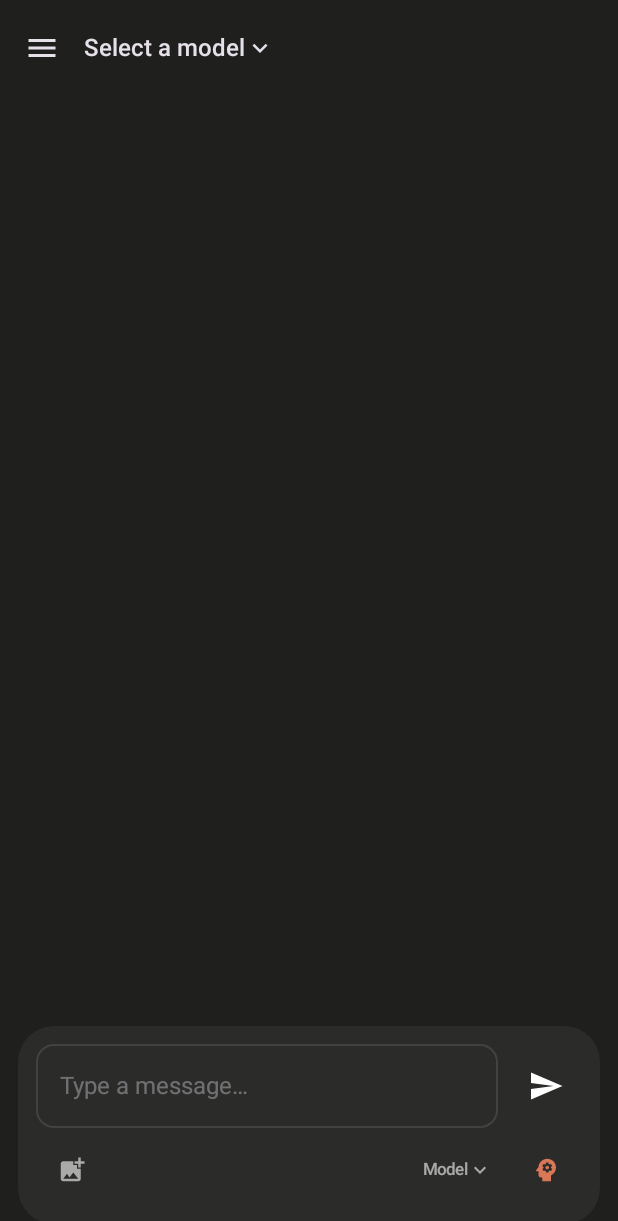
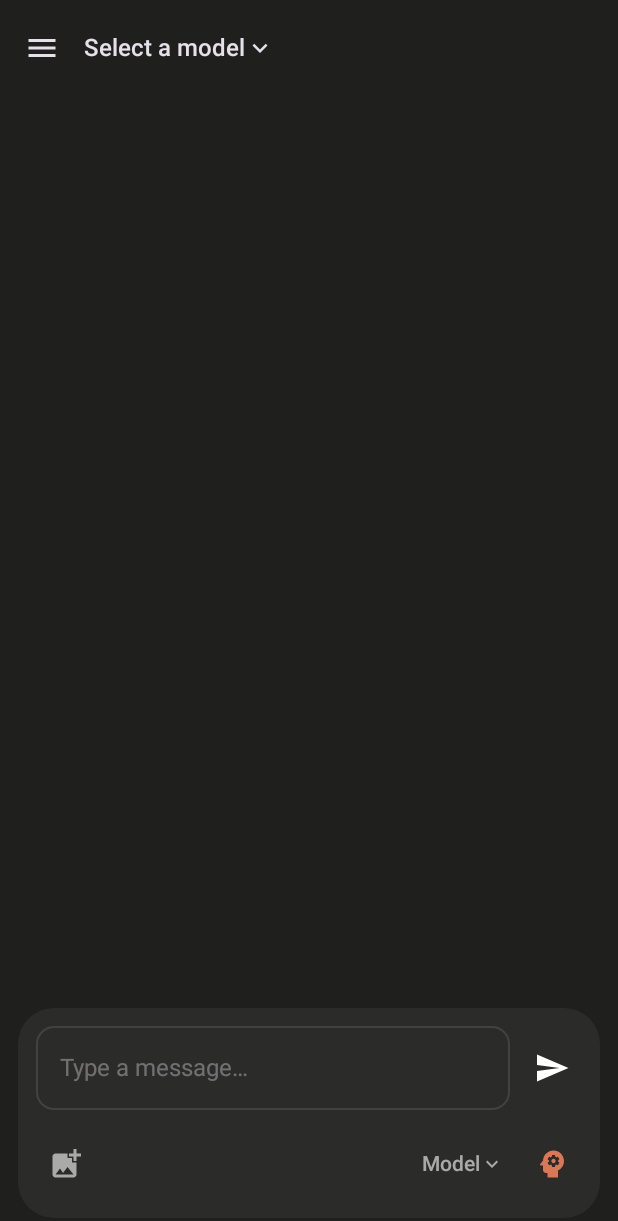
Before and after one commit to cotizcesar/warped, an Android app built with Jetpack Compose: the screen it shows after launch (MainActivity), on a phone screen of 412 x 824 dp. Shown: the top 1221 px of the screen. Run offline under Robolectric (Android 15) with nearby library versions, the light colour scheme and no system bars; our stand-ins replace Dagger/Hilt's generated code, Room's generated code, Timber; 4 statements that could not run were skipped.

Commit message:
fix: equal padding, bigger icons, no input borders, model button opens top bar dropdown

```diff
--- a/app/src/main/java/com/warped/ui/chat/components/ChatInputBar.kt
+++ b/app/src/main/java/com/warped/ui/chat/components/ChatInputBar.kt
@@ -1,5 +1,6 @@
 package com.warped.ui.chat.components
 
+import androidx.compose.foundation.layout.navigationBarsPadding
 import androidx.compose.foundation.layout.*
 import androidx.compose.material.icons.Icons
 import androidx.compose.material.icons.automirrored.filled.Send
@@ -8,7 +9,7 @@ import androidx.compose.material.icons.filled.KeyboardArrowDown
 import androidx.compose.material.icons.filled.Psychology
 import androidx.compose.material.icons.filled.Stop
 import androidx.compose.material3.*
-import androidx.compose.runtime.Composable
+import androidx.compose.runtime.*
 import androidx.compose.ui.Alignment
 import androidx.compose.ui.Modifier
 import androidx.compose.ui.graphics.Color
@@ -34,7 +35,8 @@ fun ChatInputBar(
         shape = MaterialTheme.shapes.extraLarge,
         modifier = Modifier
             .fillMaxWidth()
-            .padding(horizontal = 12.dp, vertical = 8.dp)
+            .navigationBarsPadding()
+            .padding(12.dp)
     ) {
         Column(modifier = Modifier.padding(12.dp)) {
             // Row 1: Text input + send/stop button
@@ -59,42 +61,42 @@ fun ChatInputBar(
                 )
                 Spacer(Modifier.width(8.dp))
                 if (isGenerating) {
-                    IconButton(onClick = onStop) {
-                        Icon(Icons.Filled.Stop, contentDescription = "Stop", tint = Color.White)
+                    IconButton(onClick = onStop, modifier = Modifier.size(40.dp)) {
+                        Icon(Icons.Filled.Stop, contentDescription = "Stop", tint = Color.White, modifier = Modifier.size(24.dp))
                     }
                 } else {
-                    IconButton(onClick = onSend, enabled = canSend && text.isNotBlank()) {
-                        Icon(Icons.AutoMirrored.Filled.Send, contentDescription = "Send", tint = Color.White)
+                    IconButton(onClick = onSend, enabled = canSend && text.isNotBlank(), modifier = Modifier.size(40.dp)) {
+                        Icon(Icons.AutoMirrored.Filled.Send, contentDescription = "Send", tint = Color.White, modifier = Modifier.size(24.dp))
                     }
                 }
             }
 
-            Spacer(Modifier.height(4.dp))
+            Spacer(Modifier.height(12.dp))
 
             // Row 2: Image button (left), model picker + reasoning (right)
             Row(
                 modifier = Modifier.fillMaxWidth(),
                 verticalAlignment = Alignment.CenterVertically
             ) {
-                IconButton(onClick = onAddImage) {
-                    Icon(Icons.Filled.AddPhotoAlternate, "Add image", tint = Color.White.copy(alpha = 0.6f), modifier = Modifier.size(20.dp))
+                IconButton(onClick = onAddImage, modifier = Modifier.size(40.dp)) {
+                    Icon(Icons.Filled.AddPhotoAlternate, "Add image", tint = Color.White.copy(alpha = 0.6f), modifier = Modifier.size(24.dp))
                 }
 
                 Spacer(Modifier.weight(1f))
 
                 // Model picker button
                 TextButton(onClick = onModelPickerClick) {
-                    Text("Model", color = Color.White.copy(alpha = 0.6f), fontSize = MaterialTheme.typography.labelSmall.fontSize)
+                    Text("Model", color = Color.White.copy(alpha = 0.6f))
                     Icon(Icons.Filled.KeyboardArrowDown, null, tint = Color.White.copy(alpha = 0.6f), modifier = Modifier.size(16.dp))
                 }
 
                 // Reasoning toggle
-                IconButton(onClick = onToggleReasoning) {
+                IconButton(onClick = onToggleReasoning, modifier = Modifier.size(40.dp)) {
                     Icon(
                         Icons.Filled.Psychology,
                         contentDescription = "Reasoning",
                         tint = if (reasoningEnabled) MaterialTheme.colorScheme.primary else Color.White.copy(alpha = 0.3f),
-                        modifier = Modifier.size(20.dp)
+                        modifier = Modifier.size(24.dp)
                     )
                 }
             }
```
